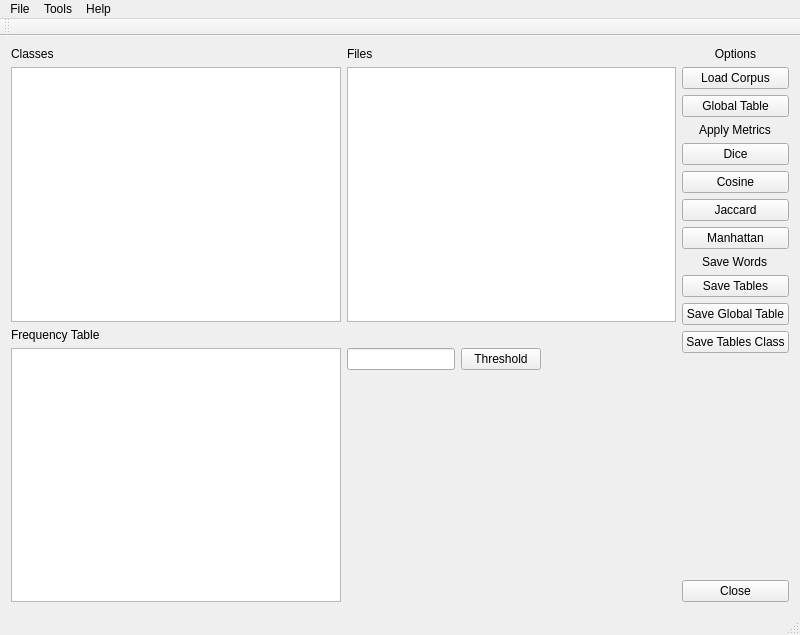
Qt form mainwindow.ui (JuanCrg90/similaritygraphs) before a commit.
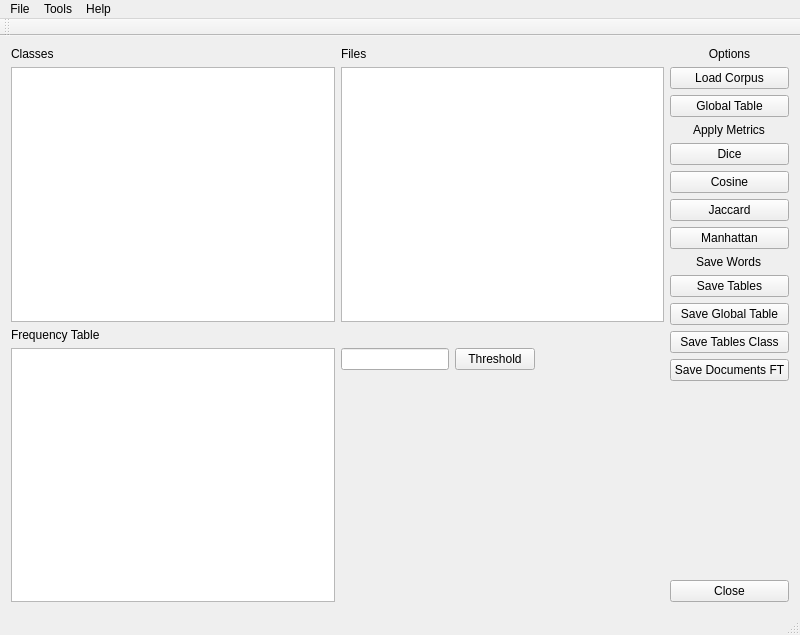
The same form after that commit.

Commit message: Added save Document frequency tables

The edit to the form file:
```diff
--- a/mainwindow.ui
+++ b/mainwindow.ui
@@ -204,6 +204,13 @@
         </property>
        </widget>
       </item>
+      <item>
+       <widget class="QPushButton" name="SaveDocspushButton">
+        <property name="text">
+         <string>Save Documents FT</string>
+        </property>
+       </widget>
+      </item>
       <item>
        <spacer name="verticalSpacer">
         <property name="orientation">
```
Left out of the diff: 2 changed lines with no effect on the pictures. The commit also changes 2 other files.
